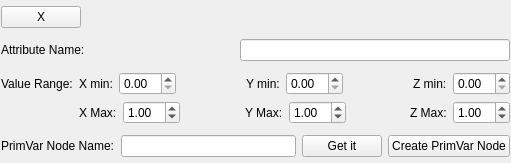
This is python/gui/ui/rmanVwidget.ui in alijafargholi/prman_rfmPrimVarTool as Qt 5 draws it before an edit. The edited form follows.
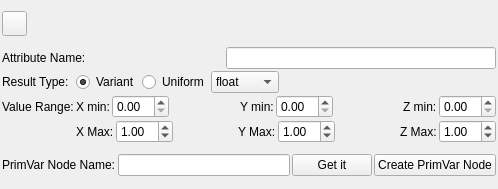
This is the edited form.

```diff
--- a/python/gui/ui/rmanVwidget.ui
+++ b/python/gui/ui/rmanVwidget.ui
@@ -6,43 +6,54 @@
    <rect>
     <x>0</x>
     <y>0</y>
-    <width>511</width>
-    <height>163</height>
+    <width>498</width>
+    <height>189</height>
    </rect>
   </property>
   <property name="maximumSize">
    <size>
     <width>16777215</width>
-    <height>167</height>
+    <height>195</height>
    </size>
   </property>
   <property name="windowTitle">
    <string>Form</string>
   </property>
   <layout class="QVBoxLayout" name="mainLayout">
+   <property name="spacing">
+    <number>2</number>
+   </property>
    <property name="margin">
-    <number>1</number>
+    <number>2</number>
    </property>
    <item>
     <widget class="QPushButton" name="delete_this">
      <property name="sizePolicy">
-      <sizepolicy hsizetype="Maximum" vsizetype="Fixed">
-       <horstretch>20</horstretch>
-       <verstretch>20</verstretch>
+      <sizepolicy hsizetype="Minimum" vsizetype="Fixed">
+       <horstretch>25</horstretch>
+       <verstretch>25</verstretch>
       </sizepolicy>
      </property>
      <property name="minimumSize">
       <size>
-       <width>20</width>
-       <height>20</height>
+       <width>25</width>
+       <height>25</height>
+      </size>
+     </property>
+     <property name="maximumSize">
+      <size>
+       <width>25</width>
+       <height>25</height>
       </size>
      </property>
      <property name="text">
-      <string>X</string>
+      <string/>
      </property>
     </widget>
    </item>
    <item>
+    <layout class="QGridLayout" name="gridLayout">
+     <item row="0" column="0" colspan="2">
     <layout class="QHBoxLayout" name="horizontalLayout">
      <item>
       <widget class="QLabel" name="label">
@@ -63,16 +74,69 @@
      </item>
     </layout>
    </item>
+     <item row="1" column="0">
+      <widget class="QLabel" name="label_10">
+       <property name="text">
+        <string>Result Type:</string>
+       </property>
+      </widget>
+     </item>
+     <item row="1" column="1">
+      <layout class="QHBoxLayout" name="horizontalLayout_5">
    <item>
-    <layout class="QGridLayout" name="gridLayout">
-     <item row="0" column="0">
+        <widget class="QRadioButton" name="variation">
+         <property name="text">
+          <string>Variant</string>
+         </property>
+         <property name="checked">
+          <bool>true</bool>
+         </property>
+        </widget>
+       </item>
+       <item>
+        <widget class="QRadioButton" name="uniform">
+         <property name="text">
+          <string>Uniform</string>
+         </property>
+        </widget>
+       </item>
+       <item>
+        <widget class="QComboBox" name="type">
+         <item>
+          <property name="text">
+           <string>float</string>
+          </property>
+         </item>
+         <item>
+          <property name="text">
+           <string>integer</string>
+          </property>
+         </item>
+        </widget>
+       </item>
+       <item>
+        <spacer name="horizontalSpacer_5">
+         <property name="orientation">
+          <enum>Qt::Horizontal</enum>
+         </property>
+         <property name="sizeHint" stdset="0">
+          <size>
+           <width>40</width>
+           <height>20</height>
+          </size>
+         </property>
+        </spacer>
+       </item>
+      </layout>
+     </item>
+     <item row="2" column="0">
       <widget class="QLabel" name="label_2">
        <property name="text">
         <string>Value Range:</string>
        </property>
       </widget>
      </item>
-     <item row="0" column="1">
+     <item row="2" column="1">
       <layout class="QHBoxLayout" name="horizontalLayout_3">
        <item>
         <widget class="QLabel" name="label_3">
@@ -144,7 +208,7 @@
        </item>
       </layout>
      </item>
-     <item row="1" column="1">
+     <item row="3" column="1">
       <layout class="QHBoxLayout" name="horizontalLayout_4">
        <item>
         <widget class="QLabel" name="label_4">
```
Lines whose indentation alone changed are shown as unchanged.
